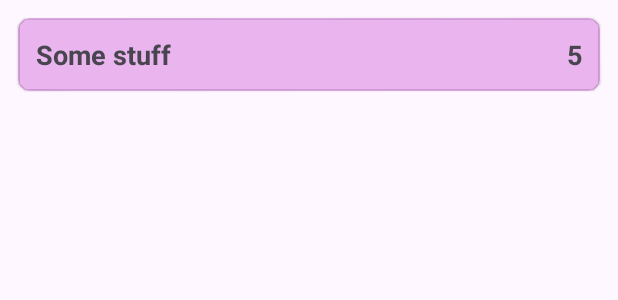
After one commit to khdmitri/ShoppingListApp, an Android app: the layout rv_row_shop_item_disabled.xml on its own in the app's theme, with its tools: preview values and no code run, on a phone screen of 412 x 824 dp. The commit adds this screen. Shown: the top 300 px of the screen. Run offline under Robolectric (Android 15) with nearby library versions, the phone set to English and light mode, and no system bars.

Commit message:
Presentation. Templates are done for RecyclerView and Rows: Enabled and disabled

```diff
--- a/app/src/main/AndroidManifest.xml
+++ b/app/src/main/AndroidManifest.xml
@@ -13,7 +13,7 @@
         android:theme="@style/Theme.ShoppingListApp"
         tools:targetApi="31">
         <activity
-            android:name=".presentation.MainActivity"
+            android:name="layout.presentation.MainActivity"
             android:exported="true">
             <intent-filter>
                 <action android:name="android.intent.action.MAIN" />
--- a/app/src/main/java/com/example/shoppinglistapp/domain/GetShopListUseCase.kt
+++ b/app/src/main/java/com/example/shoppinglistapp/domain/GetShopListUseCase.kt
@@ -1,7 +1,11 @@
 package com.example.shoppinglistapp.domain
 
+import androidx.lifecycle.LiveData
+import androidx.lifecycle.MutableLiveData
+
 class GetShopListUseCase(private val shopListRepository: ShopListRepository) {
-    fun getShopList(): List<ShopItem> {
+
+    fun getShopList(): LiveData<List<ShopItem>> {
         return shopListRepository.getShopList()
     }
 }
--- a/app/src/main/java/com/example/shoppinglistapp/domain/ShopListRepository.kt
+++ b/app/src/main/java/com/example/shoppinglistapp/domain/ShopListRepository.kt
@@ -1,4 +1,6 @@
 package com.example.shoppinglistapp.domain
+
+import androidx.lifecycle.LiveData
 
 interface ShopListRepository {
     fun addItem(shopItem: ShopItem)
@@ -7,7 +9,7 @@ interface ShopListRepository {
 
     fun editItem(shopItem: ShopItem)
 
-    fun getShopList(): List<ShopItem>
+    fun getShopList(): LiveData<List<ShopItem>>
 
     fun getItemById(shopItemId: Int): ShopItem?
 }
--- /dev/null
+++ b/app/src/main/res/drawable/baseline_add_24.xml
@@ -0,0 +1,5 @@
+<vector android:height="24dp" android:tint="#FFFFFF"
+    android:viewportHeight="24" android:viewportWidth="24"
+    android:width="24dp" xmlns:android="http://schemas.android.com/apk/res/android">
+    <path android:fillColor="@android:color/white" android:pathData="M19,13h-6v6h-2v-6H5v-2h6V5h2v6h6v2z"/>
+</vector>
--- /dev/null
+++ b/app/src/main/res/drawable/ic_android_black_24dp.xml
@@ -0,0 +1,5 @@
+<vector android:height="24dp" android:tint="#000000"
+    android:viewportHeight="24" android:viewportWidth="24"
+    android:width="24dp" xmlns:android="http://schemas.android.com/apk/res/android">
+    <path android:fillColor="#FF000000" android:pathData="M17.6,11.48 L19.44,8.3a0.63,0.63 0,0 0,-1.09 -0.63l-1.88,3.24a11.43,11.43 0,0 0,-8.94 0L5.65,7.67a0.63,0.63 0,0 0,-1.09 0.63L6.4,11.48A10.81,10.81 0,0 0,1 20L23,20A10.81,10.81 0,0 0,17.6 11.48ZM7,17.25A1.25,1.25 0,1 1,8.25 16,1.25 1.25,0 0,1 7,17.25ZM17,17.25A1.25,1.25 0,1 1,18.25 16,1.25 1.25,0 0,1 17,17.25Z"/>
+</vector>
--- /dev/null
+++ b/app/src/main/res/layout/rv_row_shop_item_disabled.xml
@@ -0,0 +1,47 @@
+<?xml version="1.0" encoding="utf-8"?>
+<androidx.cardview.widget.CardView xmlns:android="http://schemas.android.com/apk/res/android"
+    xmlns:app="http://schemas.android.com/apk/res-auto"
+    xmlns:tools="http://schemas.android.com/tools"
+    android:id="@+id/cvShopItem"
+    android:layout_width="match_parent"
+    android:layout_height="wrap_content"
+    android:layout_margin="8dp"
+    app:cardBackgroundColor="#4DBB1CC6"
+    app:cardCornerRadius="8dp"
+    app:cardElevation="1dp"
+    app:cardMaxElevation="1dp"
+    app:cardUseCompatPadding="true">
+
+    <androidx.constraintlayout.widget.ConstraintLayout
+        android:layout_width="match_parent"
+        android:layout_height="wrap_content"
+        android:layout_margin="8dp">
+
+        <TextView
+            android:id="@+id/tvName"
+            android:layout_width="wrap_content"
+            android:layout_height="wrap_content"
+            android:layout_margin="4dp"
+            android:layout_marginTop="4dp"
+            android:textSize="18sp"
+            android:textStyle="bold"
+            app:layout_constraintBottom_toBottomOf="parent"
+            app:layout_constraintStart_toStartOf="parent"
+            app:layout_constraintTop_toTopOf="parent"
+            tools:text="Some stuff" />
+
+        <TextView
+            android:id="@+id/tvQuantity"
+            android:layout_width="wrap_content"
+            android:layout_height="wrap_content"
+            android:layout_marginTop="4dp"
+            android:layout_marginEnd="4dp"
+            android:layout_marginBottom="4dp"
+            android:textSize="18sp"
+            android:textStyle="bold"
+            app:layout_constraintBottom_toBottomOf="parent"
+            app:layout_constraintEnd_toEndOf="parent"
+            app:layout_constraintTop_toTopOf="parent"
+            tools:text="5" />
+    </androidx.constraintlayout.widget.ConstraintLayout>
+</androidx.cardview.widget.CardView>
--- a/app/src/main/res/values/colors.xml
+++ b/app/src/main/res/values/colors.xml
@@ -2,4 +2,5 @@
 <resources>
     <color name="black">#FF000000</color>
     <color name="white">#FFFFFFFF</color>
+    <color name="bg_enabled">#BB1CC6</color>
 </resources>
--- a/app/src/main/res/values/strings.xml
+++ b/app/src/main/res/values/strings.xml
@@ -1,3 +1,4 @@
 <resources>
     <string name="app_name">ShoppingListApp</string>
+    <string name="add_new_shop_item">Add New Shop Item</string>
 </resources>
```
Also changed, not shown: app/src/main/java/com/example/shoppinglistapp/data/ShopListRepositoryImpl.kt (added, +53 -0 lines), app/src/main/java/com/example/shoppinglistapp/domain/ShopItem.kt (+7 -3 lines), app/src/main/java/com/example/shoppinglistapp/presentation/MainActivity.kt (deleted, +0 -12 lines), app/src/main/res/layout/activity_main.xml (+24 -5 lines), app/src/main/res/layout/presentation/MainActivity.kt (added, +20 -0 lines), app/src/main/res/layout/presentation/MainViewModel.kt (added, +30 -0 lines), app/src/main/res/layout/rv_row_shop_item.xml (added, +47 -0 lines).
